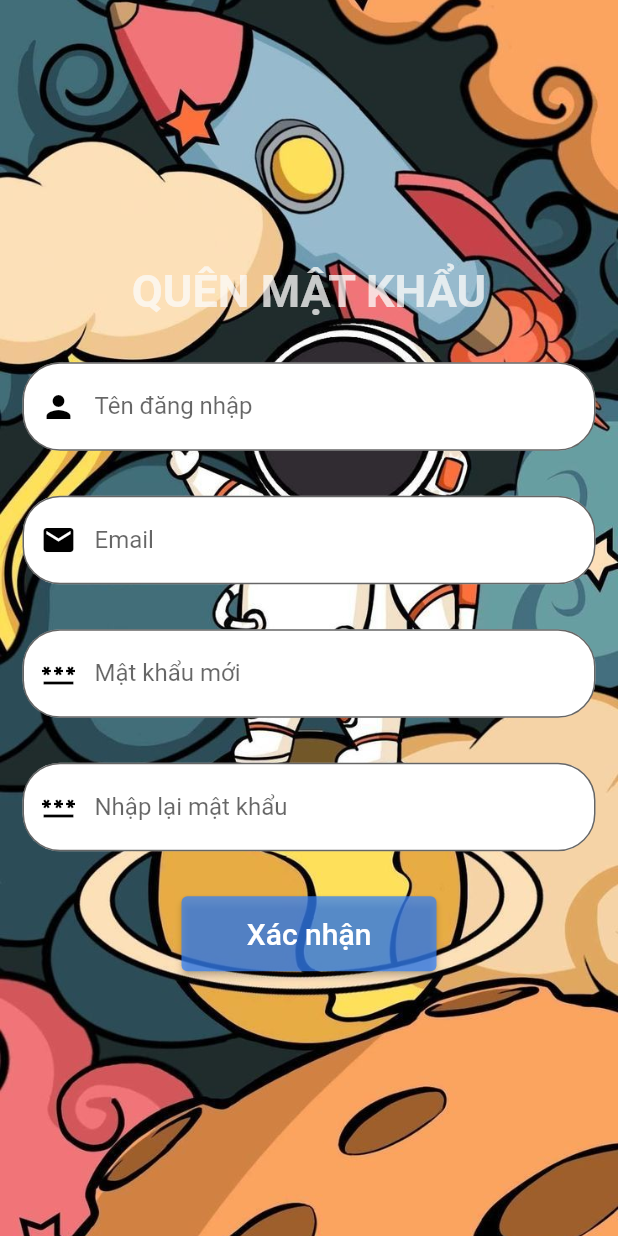
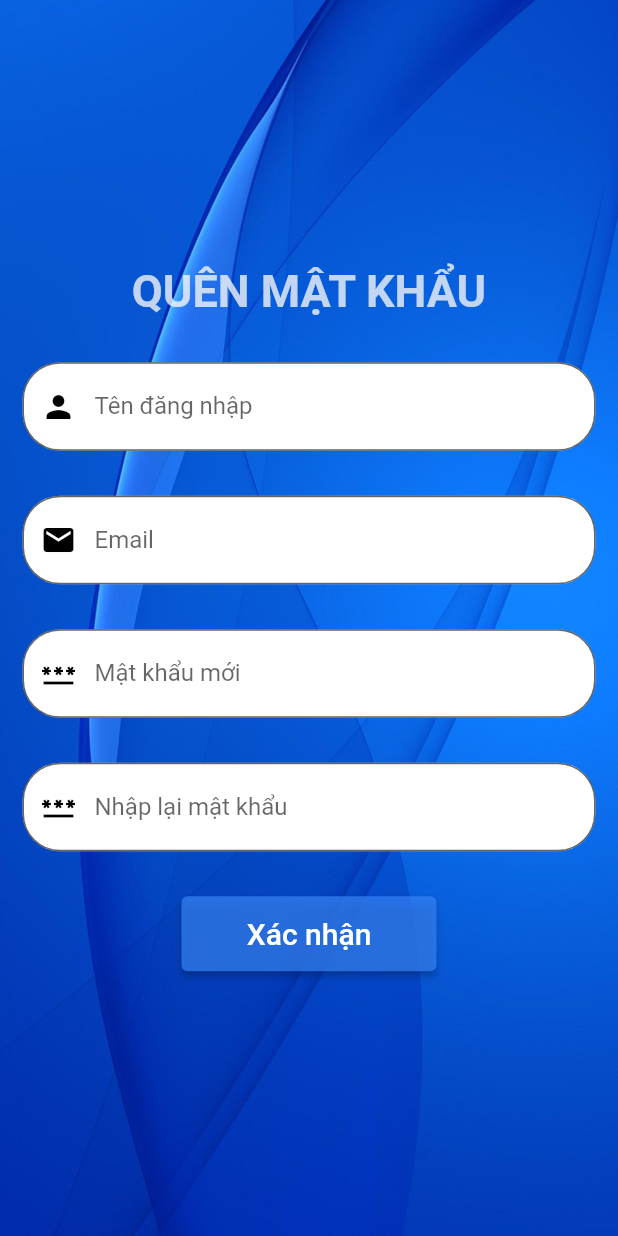
Before and after one commit to Got-The-Runs/DALTDD, a Flutter app: the screen it shows after launch, after a tap on "Quên mật khẩu", on a phone screen of 412 x 824 dp. Run offline on Flutter 3.47's test engine with Material 2 defaults, Android fonts, the phone set to English and light mode, and no system bars; missing offline and left inert: dart:ffi.

Commit message:
Sửa hình nền

```diff
--- a/lord_of_quizzs/lib/dang_ky.dart
+++ b/lord_of_quizzs/lib/dang_ky.dart
@@ -21,7 +21,7 @@ class DangKiState extends State<DangKi> {
       body: Container(
           decoration: const BoxDecoration(
             image: DecorationImage(
-                image: AssetImage("images/images1.jpg"), fit: BoxFit.cover),
+                image: AssetImage("images/background.jpg"), fit: BoxFit.cover),
           ),
           child: Column(
             mainAxisAlignment: MainAxisAlignment.center,
--- a/lord_of_quizzs/lib/main.dart
+++ b/lord_of_quizzs/lib/main.dart
@@ -19,7 +19,7 @@ class MyApp extends StatelessWidget {
           body: Container(
             decoration: const BoxDecoration(
               image: DecorationImage(
-                  image: AssetImage("images/images1.jpg"),
+                  image: AssetImage("images/background.jpg"),
                   fit: BoxFit.cover),
             ),
             child: const DangNhap(),
--- a/lord_of_quizzs/lib/quen_mat_khau.dart
+++ b/lord_of_quizzs/lib/quen_mat_khau.dart
@@ -20,7 +20,7 @@ class QuenMatKhauState extends State<QuenMatKhau> {
       body: Container(
         decoration: const BoxDecoration(
           image: DecorationImage(
-              image: AssetImage("images/images1.jpg"),
+              image: AssetImage("images/background.jpg"),
               fit: BoxFit.cover),
         ),
         child: Column(
```
